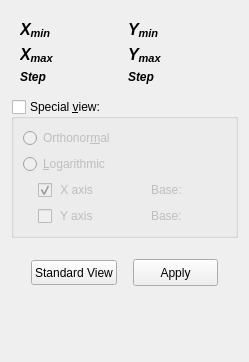
Old version of the form Windows/rangeadjustments.ui in the repository AdelKS/ZeGrapher.
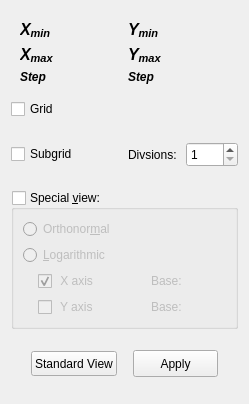
New version of the form. Icons and pictures are not drawn.

Commit message:
Modified GUI for logarithmic scale and subgrid choice.
Some minor name changes also.

Patch:
```diff
--- a/Windows/rangeadjustments.ui
+++ b/Windows/rangeadjustments.ui
@@ -7,7 +7,7 @@
     <x>0</x>
     <y>0</y>
     <width>249</width>
-    <height>362</height>
+    <height>404</height>
    </rect>
   </property>
   <property name="minimumSize">
@@ -136,8 +136,102 @@
      </layout>
     </widget>
    </item>
+   <item>
+    <widget class="QCheckBox" name="grid">
+     <property name="text">
+      <string>Grid</string>
+     </property>
+     <property name="checked">
+      <bool>false</bool>
+     </property>
+    </widget>
+   </item>
+   <item>
+    <widget class="QWidget" name="subgridWidget" native="true">
+     <property name="enabled">
+      <bool>true</bool>
+     </property>
+     <layout class="QHBoxLayout" name="horizontalLayout_3">
+      <property name="leftMargin">
+       <number>0</number>
+      </property>
+      <property name="topMargin">
+       <number>0</number>
+      </property>
+      <property name="rightMargin">
+       <number>0</number>
+      </property>
+      <property name="bottomMargin">
+       <number>0</number>
+      </property>
+      <item>
+       <widget class="QCheckBox" name="subgrid">
+        <property name="enabled">
+         <bool>true</bool>
+        </property>
+        <property name="text">
+         <string>Subgrid</string>
+        </property>
+       </widget>
+      </item>
+      <item>
+       <widget class="QWidget" name="divsWidget" native="true">
+        <property name="enabled">
+         <bool>true</bool>
+        </property>
+        <layout class="QHBoxLayout" name="horizontalLayout_2">
+         <property name="leftMargin">
+          <number>0</number>
+         </property>
+         <property name="topMargin">
+          <number>0</number>
+         </property>
+         <property name="rightMargin">
+          <number>0</number>
+         </property>
+         <property name="bottomMargin">
+          <number>0</number>
+         </property>
+         <item>
+          <widget class="QLabel" name="label_9">
+           <property name="enabled">
+            <bool>true</bool>
+           </property>
+           <property name="text">
+            <string>Divsions:</string>
+           </property>
+          </widget>
+         </item>
+         <item>
+          <widget class="QSpinBox" name="divisionsSpinBox">
+           <property name="enabled">
+            <bool>true</bool>
+           </property>
+           <property name="maximumSize">
+            <size>
+             <width>16777215</width>
+             <height>25</height>
+            </size>
+           </property>
+           <property name="minimum">
+            <number>1</number>
+           </property>
+           <property name="maximum">
+            <number>100</number>
+           </property>
+          </widget>
+         </item>
+        </layout>
+       </widget>
+      </item>
+     </layout>
+    </widget>
+   </item>
    <item>
     <widget class="QGroupBox" name="specialView">
+     <property name="enabled">
+      <bool>true</bool>
+     </property>
      <property name="title">
       <string>Special &amp;view:</string>
      </property>
@@ -150,6 +244,9 @@
      <layout class="QVBoxLayout" name="verticalLayout_3">
       <item>
        <widget class="QRadioButton" name="orthonormal">
+        <property name="enabled">
+         <bool>false</bool>
+        </property>
         <property name="text">
          <string>Orthonor&amp;mal</string>
         </property>
@@ -157,13 +254,16 @@
       </item>
       <item>
        <widget class="QRadioButton" name="logScale">
+        <property name="enabled">
+         <bool>false</bool>
+        </property>
         <property name="text">
          <string>&amp;Logarithmic</string>
         </property>
        </widget>
       </item>
       <item>
-       <widget class="QWidget" name="verticalWidget" native="true">
+       <widget class="QWidget" name="logBaseWidget" native="true">
         <property name="sizePolicy">
          <sizepolicy hsizetype="Minimum" vsizetype="Minimum">
           <horstretch>0</horstretch>
@@ -257,33 +357,6 @@
      </layout>
     </widget>
    </item>
-   <item>
-    <widget class="QWidget" name="logScaleWidget" native="true">
-     <property name="sizePolicy">
-      <sizepolicy hsizetype="Minimum" vsizetype="Minimum">
-       <horstretch>0</horstretch>
-       <verstretch>0</verstretch>
-      </sizepolicy>
-     </property>
-     <layout class="QVBoxLayout" name="verticalLayout_2">
-      <property name="spacing">
-       <number>0</number>
-      </property>
-      <property name="leftMargin">
-       <number>0</number>
-      </property>
-      <property name="topMargin">
-       <number>0</number>
-      </property>
-      <property name="rightMargin">
-       <number>0</number>
-      </property>
-      <property name="bottomMargin">
-       <number>0</number>
-      </property>
-     </layout>
-    </widget>
-   </item>
    <item>
     <widget class="QWidget" name="buttons" native="true">
      <layout class="QHBoxLayout" name="horizontalLayout">
@@ -361,16 +434,6 @@
      </layout>
     </widget>
    </item>
-   <item>
-    <widget class="QWidget" name="widget_3" native="true">
-     <property name="sizePolicy">
-      <sizepolicy hsizetype="Preferred" vsizetype="Preferred">
-       <horstretch>0</horstretch>
-       <verstretch>1</verstretch>
-      </sizepolicy>
-     </property>
-    </widget>
-   </item>
   </layout>
  </widget>
  <resources/>
```
The commit also changes 20 other files.
